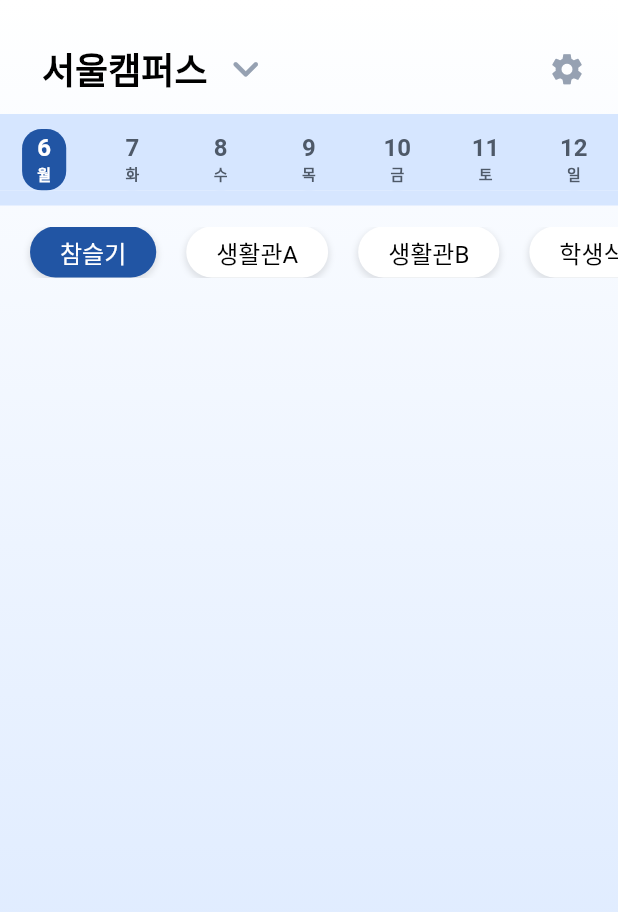
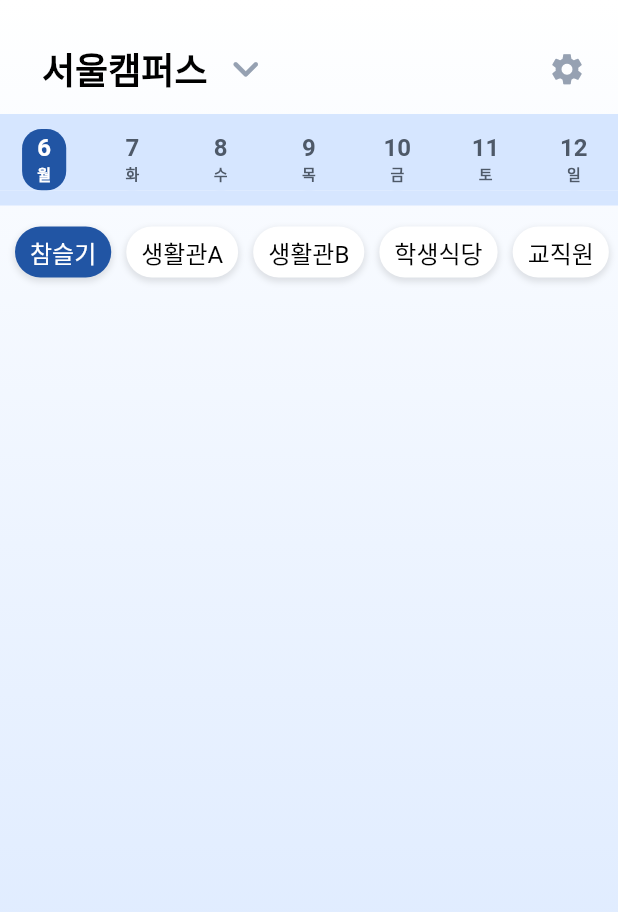
Before and after one commit to HipstuCAU/nyam_nyam_flutter, a Flutter app: the screen it shows after launch, on a phone screen of 412 x 824 dp. Shown: the top 912 px of the screen. Run offline on Flutter 3.47's test engine with Material 2 defaults, Android fonts, the phone set to English and light mode, and no system bars.

Commit message:
[chore] restaurant picker padding 조정 (#1)

```diff
--- a/lib/widgets/restaurantPicker_widget.dart
+++ b/lib/widgets/restaurantPicker_widget.dart
@@ -50,7 +50,7 @@ class _RestaurantPickerState extends State<RestaurantPicker> {
           itemBuilder: (context, index) {
             return Padding(
               padding: const EdgeInsets.only(
-                left: 20,
+                left: 10,
                 // right: 10,
               ),
               child: Container(
@@ -74,7 +74,7 @@ class _RestaurantPickerState extends State<RestaurantPicker> {
                   },
                   child: Padding(
                     padding:
-                        const EdgeInsets.symmetric(horizontal: 20, vertical: 5),
+                        const EdgeInsets.symmetric(horizontal: 10, vertical: 5),
                     child: Text(
                       widget.entryPoint == CampusType.Seoul
                           ? widget.seoulRestaurantName[index]
```
Also changed, not shown: 3 other files.
